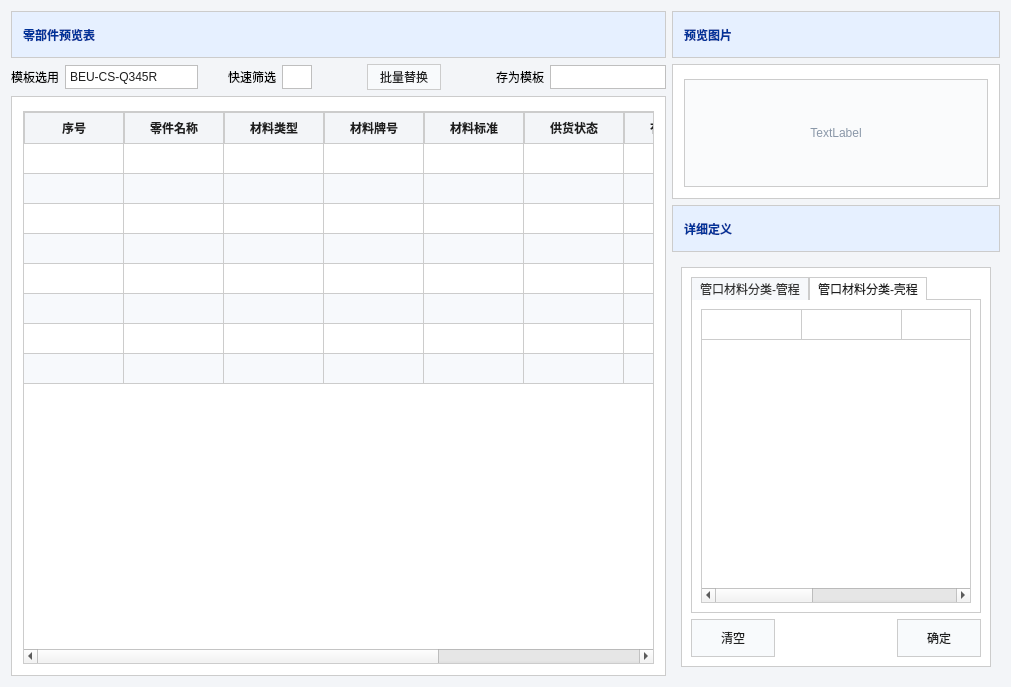
Before: the Qt Designer form modules/cailiaodingyi/ui/paradefine_newui - 副本.ui in coconutwatersysdmg/DongLanpec, drawn with Qt 5.
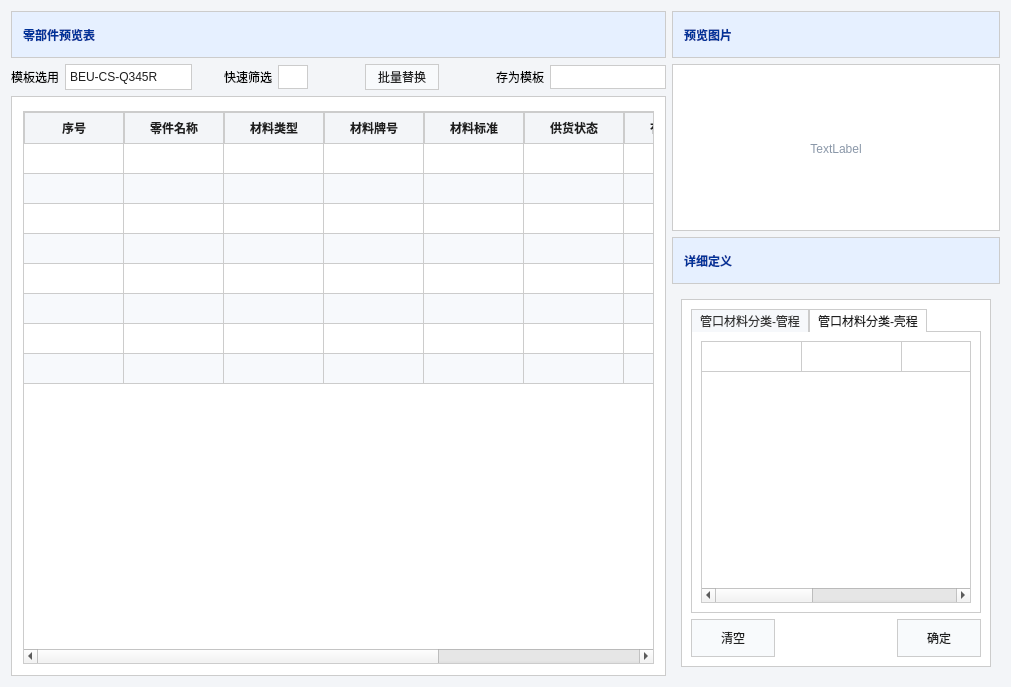
After: the same form once the commit is applied. Icons and pictures are not drawn.

What changed in the file:
```diff
--- a/modules/cailiaodingyi/ui/paradefine_newui - 副本.ui
+++ b/modules/cailiaodingyi/ui/paradefine_newui - 副本.ui
@@ -91,8 +91,8 @@
 }
 
 QLabel#label_4 {
-    background-color: #fafbfc;
-    border: 1px solid #CCCCCC;
+    background-color: #ffffff;
+    border: none;
     color: #8a97a8;
 }
 
@@ -108,42 +108,45 @@
 }
 
 QLineEdit,
-QComboBox {
-    background-color: #ffffff;
-    border: 1px solid #CCCCCC;
-    color: #1f1f1f;
-    min-height: 22px;
-    padding: 0px 4px;
-}
-
-QComboBox#comboBox_template,
 QLineEdit#lineEdit,
 QLineEdit#lineEdit_2 {
     background-color: #ffffff;
-    border: 1px solid #BFBFBF;
+    border: 1px solid #CCCCCC;
     color: #1f1f1f;
     min-height: 22px;
     padding: 0px 4px;
 }
 
-QComboBox#comboBox_template {
-    padding-right: 18px;
+/* 所有下拉框统一：外框 #CCCCCC，右侧箭头区透明无底边，避免系统灰底黑边 */
+QComboBox {
+    background-color: #ffffff;
+    border: 1px solid #CCCCCC;
+    color: #1f1f1f;
+    min-height: 22px;
+    padding: 1px 16px 1px 4px;
 }
 
-QComboBox#comboBox_template::drop-down {
+QComboBox::drop-down {
     subcontrol-origin: padding;
     subcontrol-position: top right;
-    width: 18px;
-    border: 0px;
+    width: 14px;
+    border: none;
     background: transparent;
 }
 
-QComboBox#comboBox_template::down-arrow {
+QComboBox::down-arrow {
     image: url(modules/cailiaodingyi/ui/combo_arrow_gray.svg);
     width: 10px;
     height: 6px;
 }
 
+QComboBox QAbstractItemView {
+    background-color: #ffffff;
+    border: 1px solid #CCCCCC;
+    selection-background-color: #d9e6f7;
+    selection-color: #1f1f1f;
+}
+
 QPushButton#pushButton_6,
 QPushButton#pushButton_7,
 QPushButton#pushButton_8,
@@ -703,7 +706,7 @@
       </layout>
      </item>
      <item>
-      <layout class="QVBoxLayout" name="verticalLayout_8" stretch="2,5">
+      <layout class="QVBoxLayout" name="verticalLayout_8" stretch="1,2">
        <item>
         <layout class="QVBoxLayout" name="verticalLayout_7">
          <item>
```
